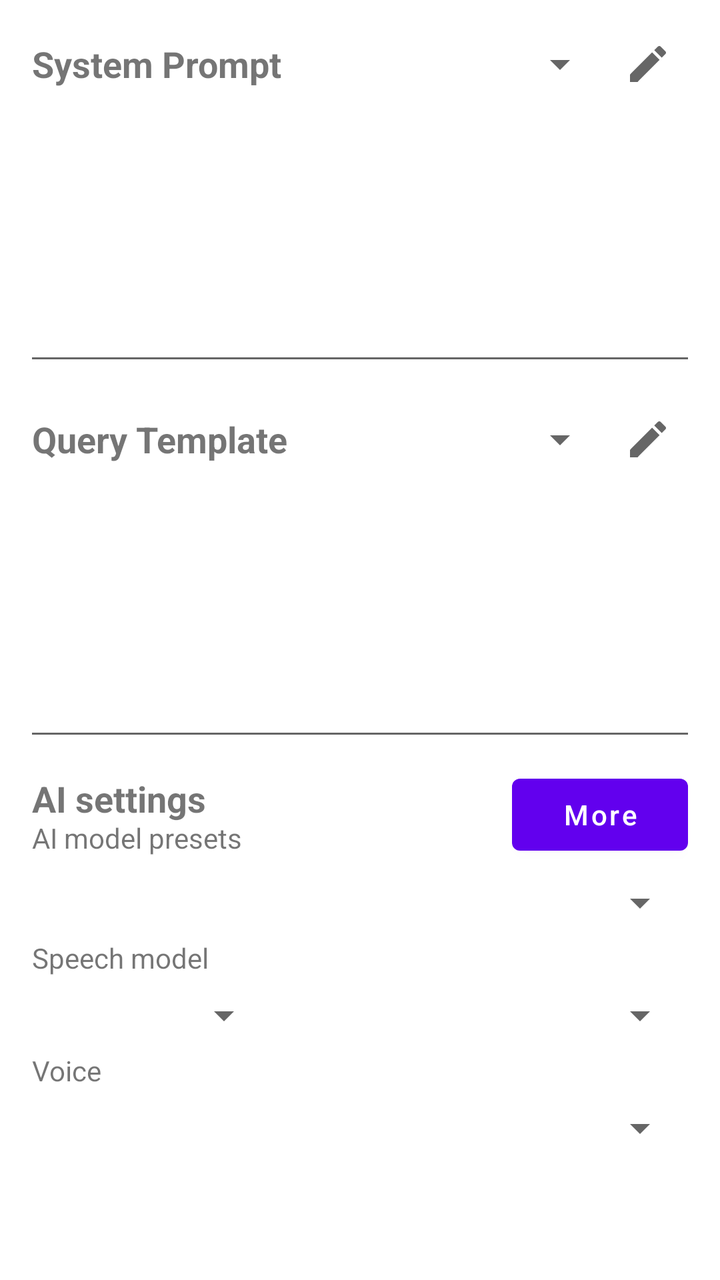
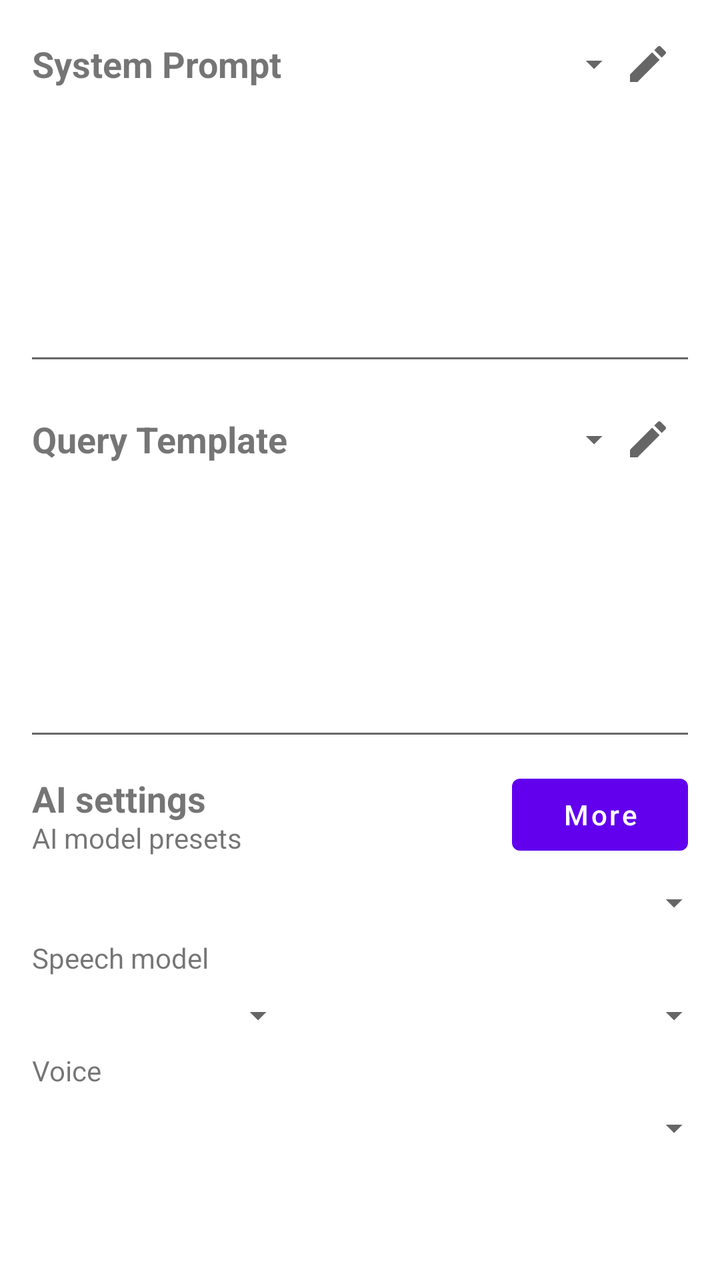

Before-and-after screenshots of an Android layout around one commit, followed by the original layout XML and the change that was made.
<!-- AndroidManifest.xml: application theme Theme.MyMeditation -->
<!-- res/layout/fragment_configuration.xml -->
<?xml version="1.0" encoding="utf-8"?>
<LinearLayout xmlns:android="http://schemas.android.com/apk/res/android"
    xmlns:app="http://schemas.android.com/apk/res-auto"
    android:layout_width="match_parent"
    android:layout_height="match_parent"
    android:orientation="vertical"
    android:paddingBottom="?attr/actionBarSize">

    <LinearLayout
        android:id="@+id/systemPromptSection"
        android:layout_width="match_parent"
        android:layout_height="0dp"
        android:layout_weight="1"
        android:orientation="vertical">
        <LinearLayout
            android:layout_width="match_parent"
            android:layout_height="48dp"
            android:layout_marginHorizontal="@dimen/activity_horizontal_margin"
            android:layout_marginTop="@dimen/activity_heading_margin"
            android:gravity="center_vertical"
            android:orientation="horizontal">
            <TextView
                android:layout_width="wrap_content"
                android:layout_height="wrap_content"
                android:maxWidth="160dp"
                android:singleLine="true"
                android:ellipsize="end"
                android:labelFor="@id/editTextSystemPrompt"
                android:text="@string/label_system_prompt"
                android:textSize="@dimen/text_size_content_heading"
                android:textStyle="bold" />
            <Spinner
                android:id="@+id/spinnerSystemPromptTemplate"
                android:layout_width="0dp"
                android:layout_height="match_parent"
                android:layout_weight="1"
                android:saveEnabled="false"
                android:contentDescription="@string/system_prompt_templates" />
            <ImageButton
                android:id="@+id/buttonSystemPromptTemplates"
                android:layout_width="40dp"
                android:layout_height="48dp"
                android:paddingHorizontal="8dp"
                android:paddingVertical="12dp"
                android:background="?attr/selectableItemBackgroundBorderless"
                android:src="@drawable/ic_edit_meditation"
                app:tint="?attr/colorControlNormal"
                android:contentDescription="@string/system_prompt_templates"
                android:tooltipText="@string/system_prompt_templates" />
        </LinearLayout>

        <EditText
            android:id="@+id/editTextSystemPrompt"
            android:layout_width="match_parent"
            android:layout_height="0dp"
            android:layout_marginStart="@dimen/editText_horizontal_margin"
            android:layout_marginEnd="@dimen/editText_horizontal_margin"
            android:layout_weight="1"
            android:scrollbars="vertical"
            android:gravity="top"
            android:importantForAutofill="no"
            android:inputType="textMultiLine"
            android:textSize="@dimen/text_size_content" />

    </LinearLayout>

    <LinearLayout
        android:id="@+id/queryTemplateSection"
        android:layout_width="match_parent"
        android:layout_height="0dp"
        android:layout_weight="1"
        android:orientation="vertical">
        <LinearLayout
            android:layout_width="match_parent"
            android:layout_height="48dp"
            android:layout_marginHorizontal="@dimen/activity_horizontal_margin"
            android:layout_marginTop="@dimen/activity_heading_margin"
            android:gravity="center_vertical"
            android:orientation="horizontal">
            <TextView
                android:layout_width="wrap_content"
                android:layout_height="wrap_content"
                android:maxWidth="160dp"
                android:singleLine="true"
                android:ellipsize="end"
                android:labelFor="@id/editTextQueryTemplate"
                android:text="@string/label_query_template"
                android:textSize="@dimen/text_size_content_heading"
                android:textStyle="bold" />
            <Spinner
                android:id="@+id/spinnerQueryPromptTemplate"
                android:layout_width="0dp"
                android:layout_height="match_parent"
                android:layout_weight="1"
                android:saveEnabled="false"
                android:contentDescription="@string/query_prompt_templates" />
            <ImageButton
                android:id="@+id/buttonQueryPromptTemplates"
                android:layout_width="40dp"
                android:layout_height="48dp"
                android:paddingHorizontal="8dp"
                android:paddingVertical="12dp"
                android:background="?attr/selectableItemBackgroundBorderless"
                android:src="@drawable/ic_edit_meditation"
                app:tint="?attr/colorControlNormal"
                android:contentDescription="@string/query_prompt_templates"
                android:tooltipText="@string/query_prompt_templates" />
        </LinearLayout>

        <EditText
            android:id="@+id/editTextQueryTemplate"
            android:layout_width="match_parent"
            android:layout_height="0dp"
            android:layout_marginStart="@dimen/editText_horizontal_margin"
            android:layout_marginEnd="@dimen/editText_horizontal_margin"
            android:layout_weight="1"
            android:scrollbars="vertical"
            android:gravity="top"
            android:importantForAutofill="no"
            android:inputType="textMultiLine"
            android:textSize="@dimen/text_size_content" />

    </LinearLayout>

    <LinearLayout
        android:id="@+id/inlineAiSettingsSection"
        android:layout_width="match_parent"
        android:layout_height="wrap_content"
        android:layout_marginHorizontal="@dimen/activity_horizontal_margin"
        android:layout_marginTop="@dimen/activity_heading_margin"
        android:orientation="vertical">

        <LinearLayout
            android:layout_width="match_parent"
            android:layout_height="wrap_content"
            android:gravity="center_vertical"
            android:orientation="horizontal">
            <LinearLayout
                android:layout_width="0dp"
                android:layout_height="wrap_content"
                android:layout_weight="1"
                android:orientation="vertical">
                <TextView
                    android:layout_width="match_parent"
                    android:layout_height="wrap_content"
                    android:accessibilityHeading="true"
                    android:text="@string/ai_settings"
                    android:textSize="@dimen/text_size_content_heading"
                    android:textStyle="bold" />
                <TextView
                    android:layout_width="match_parent"
                    android:layout_height="wrap_content"
                    android:includeFontPadding="false"
                    android:labelFor="@id/spinnerAiModelPreset"
                    android:text="@string/ai_model_presets_label" />
            </LinearLayout>
            <Button
                android:id="@+id/buttonAiSettings"
                android:layout_width="wrap_content"
                android:layout_height="48dp"
                android:layout_marginStart="8dp"
                android:text="@string/button_more"
                android:contentDescription="@string/ai_settings"
                android:textAllCaps="false" />
        </LinearLayout>

        <Spinner
            android:id="@+id/spinnerAiModelPreset"
            android:layout_width="match_parent"
            android:layout_height="40dp"
            android:saveEnabled="false" />

        <TextView
            android:layout_width="match_parent"
            android:layout_height="wrap_content"
            android:includeFontPadding="false"
            android:labelFor="@id/spinnerSpeechModel"
            android:text="@string/speech_model_label" />
        <LinearLayout
            android:layout_width="match_parent"
            android:layout_height="40dp"
            android:orientation="horizontal">
            <Spinner
                android:id="@+id/spinnerSpeechBackend"
                android:layout_width="120dp"
                android:layout_height="match_parent"
                android:contentDescription="@string/speech_output_label"
                android:saveEnabled="false" />
            <Spinner
                android:id="@+id/spinnerSpeechModel"
                android:layout_width="0dp"
                android:layout_height="match_parent"
                android:layout_marginStart="8dp"
                android:layout_weight="1"
                android:saveEnabled="false" />
        </LinearLayout>

        <TextView
            android:layout_width="match_parent"
            android:layout_height="wrap_content"
            android:includeFontPadding="false"
            android:labelFor="@id/spinnerSpeechVoice"
            android:text="@string/speech_voice_label" />
        <Spinner
            android:id="@+id/spinnerSpeechVoice"
            android:layout_width="match_parent"
            android:layout_height="40dp"
            android:saveEnabled="false" />
    </LinearLayout>
</LinearLayout>
<!-- resources referenced by this layout -->
<resources>
  <dimen name="activity_heading_margin">8dp</dimen>
  <dimen name="activity_horizontal_margin">16dp</dimen>
  <dimen name="editText_horizontal_margin">12dp</dimen>
  <dimen name="text_size_content">16sp</dimen>
  <dimen name="text_size_content_heading">18sp</dimen>
  <!-- drawable ic_edit_meditation (drawable) -->
  <vector xmlns:android="http://schemas.android.com/apk/res/android"
      android:width="24dp" android:height="24dp"
      android:viewportWidth="24" android:viewportHeight="24">
      <path android:fillColor="#FF000000"
          android:pathData="M3,17.25V21h3.75L17.81,9.94l-3.75,-3.75L3,17.25zM20.71,7.04c0.39,-0.39 0.39,-1.02 0,-1.41l-2.34,-2.34c-0.39,-0.39 -1.02,-0.39 -1.41,0l-1.83,1.83 3.75,3.75 1.83,-1.83z" />
  </vector>
  <string name="ai_model_presets_label">AI model presets</string>
  <string name="ai_settings">AI settings</string>
  <string name="button_more">More</string>
  <string name="label_query_template">Query Template</string>
  <string name="label_system_prompt">System Prompt</string>
  <string name="query_prompt_templates">Query templates</string>
  <string name="speech_model_label">Speech model</string>
  <string name="speech_output_label">Voice output</string>
  <string name="speech_voice_label">Voice</string>
  <string name="system_prompt_templates">System prompt templates</string>
  <style name="Theme.MyMeditation" parent="Theme.MaterialComponents.DayNight.DarkActionBar">
          
          <item name="colorPrimary">@color/purple_500</item>
          <item name="colorPrimaryVariant">@color/purple_700</item>
          <item name="colorOnPrimary">@color/white</item>
          
          <item name="colorSecondary">@color/teal_200</item>
          <item name="colorSecondaryVariant">@color/teal_700</item>
          <item name="colorOnSecondary">@color/black</item>
          
          <item name="android:statusBarColor">?attr/colorPrimaryVariant</item>
          
      </style>
  <color name="purple_500">#FF6200EE</color>
  <color name="purple_700">#FF3700B3</color>
  <color name="white">#FFFFFFFF</color>
  <color name="teal_200">#FF03DAC5</color>
  <color name="teal_700">#FF018786</color>
  <color name="black">#FF000000</color>
</resources>

<!-- the commit's change to res/layout/fragment_configuration.xml (unified diff, before → after) -->
@@ -30,6 +30,7 @@
                 android:textSize="@dimen/text_size_content_heading"
                 android:textStyle="bold" />
             <Spinner
+                style="@style/Widget.MyMeditation.CompactSpinner"
                 android:id="@+id/spinnerSystemPromptTemplate"
                 android:layout_width="0dp"
                 android:layout_height="match_parent"
@@ -88,6 +89,7 @@
                 android:textSize="@dimen/text_size_content_heading"
                 android:textStyle="bold" />
             <Spinner
+                style="@style/Widget.MyMeditation.CompactSpinner"
                 android:id="@+id/spinnerQueryPromptTemplate"
                 android:layout_width="0dp"
                 android:layout_height="match_parent"
@@ -165,6 +167,7 @@
         </LinearLayout>
 
         <Spinner
+                style="@style/Widget.MyMeditation.CompactSpinner"
             android:id="@+id/spinnerAiModelPreset"
             android:layout_width="match_parent"
             android:layout_height="40dp"
@@ -181,12 +184,14 @@
             android:layout_height="40dp"
             android:orientation="horizontal">
             <Spinner
+                style="@style/Widget.MyMeditation.CompactSpinner"
                 android:id="@+id/spinnerSpeechBackend"
                 android:layout_width="120dp"
                 android:layout_height="match_parent"
                 android:contentDescription="@string/speech_output_label"
                 android:saveEnabled="false" />
             <Spinner
+                style="@style/Widget.MyMeditation.CompactSpinner"
                 android:id="@+id/spinnerSpeechModel"
                 android:layout_width="0dp"
                 android:layout_height="match_parent"
@@ -202,6 +207,7 @@
             android:labelFor="@id/spinnerSpeechVoice"
             android:text="@string/speech_voice_label" />
         <Spinner
+                style="@style/Widget.MyMeditation.CompactSpinner"
             android:id="@+id/spinnerSpeechVoice"
             android:layout_width="match_parent"
             android:layout_height="40dp"
<!-- resource entries referenced after the edit -->
@@ -22,6 +22,13 @@
   <string name="speech_output_label">Voice output</string>
   <string name="speech_voice_label">Voice</string>
   <string name="system_prompt_templates">System prompt templates</string>
+  <style name="Widget.MyMeditation.CompactSpinner" parent="Widget.AppCompat.Spinner">
+          <item name="android:background">@drawable/compact_spinner_background</item>
+          <item name="android:paddingStart">0dp</item>
+          <item name="android:paddingEnd">16dp</item>
+          <item name="android:paddingTop">0dp</item>
+          <item name="android:paddingBottom">0dp</item>
+      </style>
   <style name="Theme.MyMeditation" parent="Theme.MaterialComponents.DayNight.DarkActionBar">
           
           <item name="colorPrimary">@color/purple_500</item>
@@ -35,11 +42,24 @@
           <item name="android:statusBarColor">?attr/colorPrimaryVariant</item>
           
       </style>
+  <!-- drawable compact_spinner_background (drawable) -->
+  <layer-list xmlns:android="http://schemas.android.com/apk/res/android">
+      <item android:drawable="?attr/selectableItemBackground" />
+      <item android:drawable="@drawable/compact_spinner_arrow"
+          android:width="10dp" android:height="10dp"
+          android:gravity="end|center_vertical" android:end="2dp" />
+  </layer-list>
   <color name="purple_500">#FF6200EE</color>
   <color name="purple_700">#FF3700B3</color>
   <color name="white">#FFFFFFFF</color>
   <color name="teal_200">#FF03DAC5</color>
   <color name="teal_700">#FF018786</color>
   <color name="black">#FF000000</color>
+  <!-- drawable compact_spinner_arrow (drawable) -->
+  <vector xmlns:android="http://schemas.android.com/apk/res/android"
+      android:width="10dp" android:height="10dp"
+      android:viewportWidth="12" android:viewportHeight="12">
+      <path android:fillColor="?attr/colorControlNormal" android:pathData="M1,4 L6,9 L11,4 Z" />
+  </vector>
 </resources>
 
